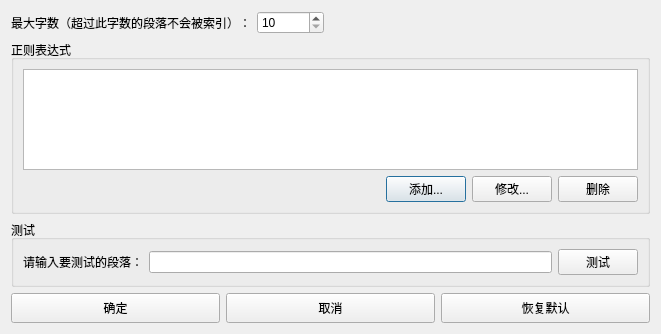
Qt form dialog/dialogindexadvance.ui (popkc/bookreader) before a commit.
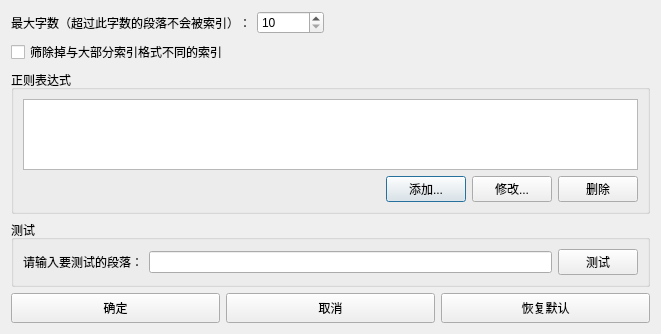
The same form after that commit.

Commit message: 章节索引优化

Patch:
```diff
--- a/dialog/dialogindexadvance.ui
+++ b/dialog/dialogindexadvance.ui
@@ -48,6 +48,13 @@
      </item>
     </layout>
    </item>
+   <item>
+    <widget class="QCheckBox" name="checkBoxQuZa">
+     <property name="text">
+      <string>筛除掉与大部分索引格式不同的索引</string>
+     </property>
+    </widget>
+   </item>
    <item>
     <widget class="QGroupBox" name="groupBox">
      <property name="title">
```
The commit also changes 3 other files.
